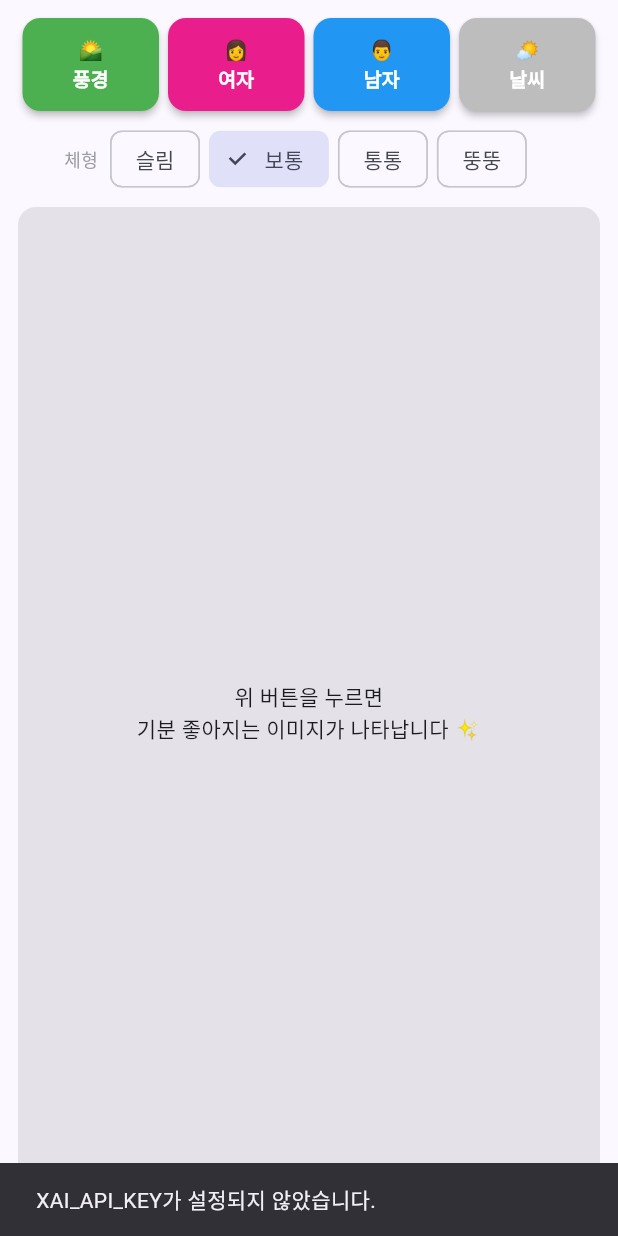
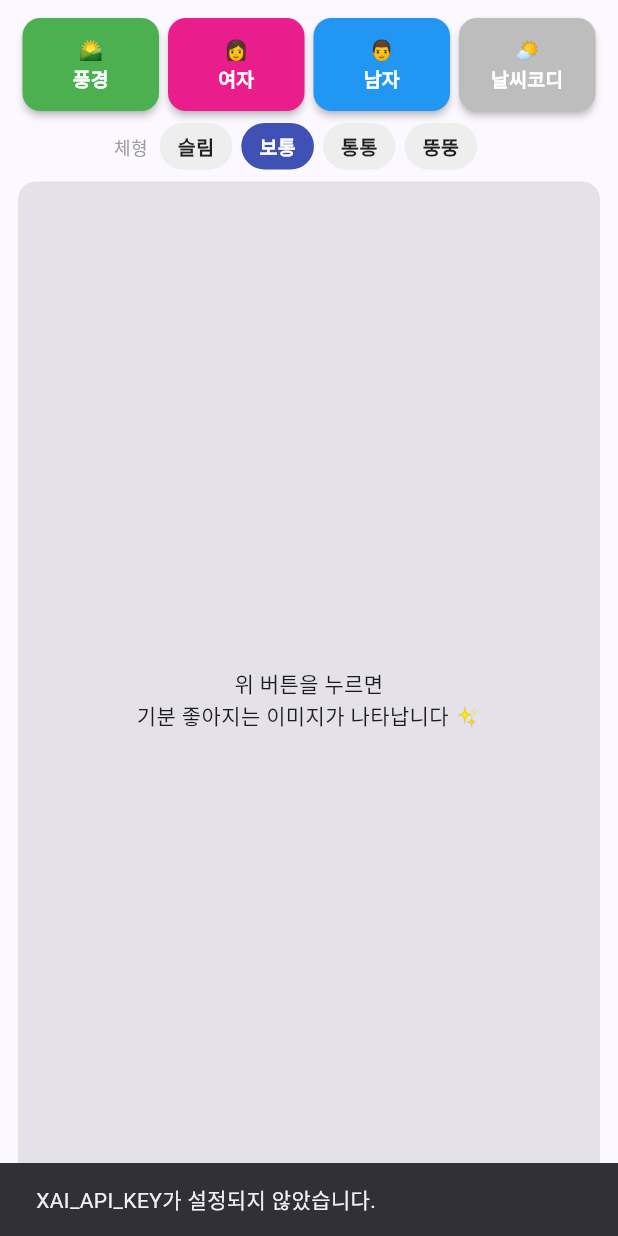
Before and after one commit to zzindori/joa, a Flutter app: the screen it shows after launch, after a tap on an icon or button, on a phone screen of 412 x 824 dp. Run offline on Flutter 3.47's test engine with Material 3 defaults, Android fonts, the phone set to English and light mode, and no system bars; our stand-ins replace hive_flutter; missing offline and left inert: dart:html, gal; accounts and stored records are empty.

Commit message:
웹앱 전환 및 기능 개선
- Vercel 배포 설정 추가 (api/image.js CORS 프록시, vercel.json)
- xAI URL 응답을 서버에서 base64 변환하여 CORS 오류 해결
- 플랫폼별 다운로드 분리 (웹: 브라우저 다운로드, 모바일: 갤러리 저장)
- hive_flutter 추가 - IndexedDB 기반 히스토리 영속 저장 (최대 30개)
- 이미지 영역에 다운로드 FAB 버튼 추가
- 체형 선택 ChoiceChip → 커스텀 Container 버튼으로 교체 (텍스트 잘림 수정)
- 날씨 버튼 텍스트 "날씨코디"로 변경

Co-Authored-By: Claude Sonnet 4.6 <noreply@anthropic.com>

```diff
--- /dev/null
+++ b/lib/download_helper.dart
@@ -0,0 +1,8 @@
+import 'dart:typed_data';
+
+import 'download_stub.dart'
+    if (dart.library.html) 'download_web.dart'
+    if (dart.library.io) 'download_mobile.dart';
+
+Future<String?> saveImageToDevice(Uint8List? bytes, String? imageUrl, String filename) =>
+    saveImageImpl(bytes, imageUrl, filename);
--- /dev/null
+++ b/lib/download_stub.dart
@@ -0,0 +1,3 @@
+import 'dart:typed_data';
+
+Future<String?> saveImageImpl(Uint8List? bytes, String? imageUrl, String filename) async => null;
--- a/lib/main.dart
+++ b/lib/main.dart
@@ -2,9 +2,12 @@ import 'dart:convert';
 import 'dart:math';
 import 'dart:typed_data';
 
+import 'package:flutter/foundation.dart' show kIsWeb;
 import 'package:flutter/material.dart';
+import 'package:hive_flutter/hive_flutter.dart';
 import 'package:http/http.dart' as http;
-import 'package:image_gallery_saver/image_gallery_saver.dart';
+
+import 'download_helper.dart';
 
 const _grokApiKey = String.fromEnvironment('XAI_API_KEY');
 const _grokBaseUrl = String.fromEnvironment(
@@ -13,7 +16,7 @@ const _grokBaseUrl = String.fromEnvironment(
 );
 const _grokImageModel = String.fromEnvironment(
   'GROK_IMAGE_MODEL',
-  defaultValue: 'grok-2-image-1212',
+  defaultValue: 'grok-imagine-image',
 );
 
 enum ImageCategory {
@@ -82,12 +85,21 @@ const _prompts = {
 };
 
 class _HistoryItem {
-  final Uint8List bytes;
+  final Uint8List? bytes;
+  final String? imageUrl;
   final String filename;
-  _HistoryItem(this.bytes, this.filename);
+  _HistoryItem.fromBytes(Uint8List this.bytes, this.filename) : imageUrl = null;
+  _HistoryItem.fromUrl(String this.imageUrl, this.filename) : bytes = null;
+
+  Widget buildImage({BoxFit fit = BoxFit.contain}) {
+    if (imageUrl != null) return Image.network(imageUrl!, fit: fit);
+    return Image.memory(bytes!, fit: fit);
+  }
 }
 
-void main() {
+void main() async {
+  WidgetsFlutterBinding.ensureInitialized();
+  await Hive.initFlutter();
   runApp(const JoaApp());
 }
 
@@ -123,6 +135,48 @@ class _ImageRequestPageState extends State<ImageRequestPage> {
   BodyType _selectedBodyType = BodyType.normal;
   bool _useWeather = false;
   String? _weatherInfo;
+  Box? _historyBox;
+
+  @override
+  void initState() {
+    super.initState();
+    _loadHistory();
+  }
+
+  Future<void> _loadHistory() async {
+    final box = await Hive.openBox('joa_history');
+    _historyBox = box;
+    final keys = box.keys.cast<String>().toList()..sort();
+    final loaded = <_HistoryItem>[];
+    for (final key in keys.reversed) {
+      final b64 = box.get(key) as String?;
+      if (b64 == null) continue;
+      try {
+        loaded.add(_HistoryItem.fromBytes(base64Decode(b64), key));
+      } catch (_) {}
+    }
+    if (mounted && loaded.isNotEmpty) {
+      setState(() {
+        _history.addAll(loaded);
+        _currentImage = _history.first;
+      });
+    }
+  }
+
+  Future<void> _saveToBox(_HistoryItem item) async {
+    if (item.bytes == null) return;
+    await _historyBox?.put(item.filename, base64Encode(item.bytes!));
+    // 최대 30개 유지
+    final box = _historyBox;
+    if (box != null && box.length > 30) {
+      final oldest = (box.keys.cast<String>().toList()..sort()).first;
+      await box.delete(oldest);
+    }
+  }
+
+  Future<void> _deleteFromBox(String filename) async {
+    await _historyBox?.delete(filename);
+  }
 
   Future<String?> _fetchWeatherHint() async {
     try {
@@ -161,7 +215,7 @@ class _ImageRequestPageState extends State<ImageRequestPage> {
   }
 
   Future<void> _requestImage(ImageCategory category) async {
-    if (_grokApiKey.isEmpty) {
+    if (!kIsWeb && _grokApiKey.isEmpty) {
       ScaffoldMessenger.of(context).showSnackBar(
         const SnackBar(content: Text('XAI_API_KEY가 설정되지 않았습니다.')),
       );
@@ -211,12 +265,14 @@ class _ImageRequestPageState extends State<ImageRequestPage> {
         }
       }
 
-      final uri = Uri.parse('$_grokBaseUrl/images/generations');
+      final uri = kIsWeb
+          ? Uri.parse('/api/image')
+          : Uri.parse('$_grokBaseUrl/images/generations');
       final response = await http.post(
         uri,
         headers: {
           'Content-Type': 'application/json',
-          'Authorization': 'Bearer $_grokApiKey',
+          if (!kIsWeb) 'Authorization': 'Bearer $_grokApiKey',
         },
         body: jsonEncode({
           'model': _grokImageModel,
@@ -237,24 +293,27 @@ class _ImageRequestPageState extends State<ImageRequestPage> {
       }
 
       final item = data.first as Map<String, dynamic>;
-      final Uint8List imageBytes;
+      final filename = '${DateTime.now().millisecondsSinceEpoch}.jpg';
+      final _HistoryItem historyItem;
 
       if (item['b64_json'] is String) {
-        imageBytes = base64Decode(item['b64_json'] as String);
+        historyItem = _HistoryItem.fromBytes(base64Decode(item['b64_json'] as String), filename);
       } else if (item['url'] is String) {
-        final imgRes = await http.get(Uri.parse(item['url'] as String));
-        imageBytes = imgRes.bodyBytes;
+        if (kIsWeb) {
+          historyItem = _HistoryItem.fromUrl(item['url'] as String, filename);
+        } else {
+          final imgRes = await http.get(Uri.parse(item['url'] as String));
+          historyItem = _HistoryItem.fromBytes(imgRes.bodyBytes, filename);
+        }
       } else {
         throw Exception('지원되지 않는 응답 형식입니다.');
       }
-
-      final filename = '${DateTime.now().millisecondsSinceEpoch}.jpg';
-      final historyItem = _HistoryItem(imageBytes, filename);
 
       setState(() {
         _currentImage = historyItem;
         _history.insert(0, historyItem);
       });
+      await _saveToBox(historyItem);
     } catch (error) {
       setState(() {
         _errorMessage = error.toString();
@@ -267,11 +326,10 @@ class _ImageRequestPageState extends State<ImageRequestPage> {
   }
 
   Future<void> _downloadImage(_HistoryItem item) async {
-    final result = await ImageGallerySaver.saveImage(item.bytes, name: item.filename);
+    final error = await saveImageToDevice(item.bytes, item.imageUrl, item.filename);
     if (mounted) {
-      final ok = result['isSuccess'] == true;
       ScaffoldMessenger.of(context).showSnackBar(
-        SnackBar(content: Text(ok ? '갤러리에 저장했습니다.' : '저장 실패: ${result['errorMessage']}')),
+        SnackBar(content: Text(error == null ? '저장했습니다.' : '저장 실패: $error')),
       );
     }
   }
@@ -298,6 +356,7 @@ class _ImageRequestPageState extends State<ImageRequestPage> {
               title: const Text('삭제', style: TextStyle(color: Colors.red)),
               onTap: () {
                 Navigator.pop(ctx);
+                _deleteFromBox(item.filename);
                 setState(() {
                   if (_currentImage == item) _currentImage = null;
                   _history.removeAt(index);
@@ -367,7 +426,7 @@ class _ImageRequestPageState extends State<ImageRequestPage> {
                         child: Text(
                           _useWeather && _weatherInfo != null
                               ? '🌤\n$_weatherInfo'
-                              : '🌤\n날씨',
+                              : '🌤\n날씨코디',
                           textAlign: TextAlign.center,
                           style: const TextStyle(fontSize: 13, fontWeight: FontWeight.bold),
                         ),
@@ -387,10 +446,23 @@ class _ImageRequestPageState extends State<ImageRequestPage> {
                   const SizedBox(width: 8),
                   ...BodyType.values.map((type) => Padding(
                     padding: const EdgeInsets.only(right: 6),
-                    child: ChoiceChip(
-                      label: Text(type.label),
-                      selected: _selectedBodyType == type,
-                      onSelected: (_) => setState(() => _selectedBodyType = type),
+                    child: GestureDetector(
+                      onTap: () => setState(() => _selectedBodyType = type),
+                      child: Container(
+                        padding: const EdgeInsets.symmetric(horizontal: 12, vertical: 6),
+                        decoration: BoxDecoration(
+                          color: _selectedBodyType == type ? Colors.indigo : Colors.grey.shade200,
+                          borderRadius: BorderRadius.circular(20),
+                        ),
+                        child: Text(
+                          type.label,
+                          style: TextStyle(
+                            color: _selectedBodyType == type ? Colors.white : Colors.black87,
+                            fontWeight: FontWeight.w600,
+                            fontSize: 13,
+                          ),
+                        ),
+                      ),
                     ),
                   )),
                   const SizedBox(width: 12),
@@ -425,13 +497,25 @@ class _ImageRequestPageState extends State<ImageRequestPage> {
                           textAlign: TextAlign.center,
                         ),
                       )
-                    : InteractiveViewer(
-                        minScale: 1.0,
-                        maxScale: 5.0,
-                        child: Image.memory(
-                          _currentImage!.bytes,
-                          fit: BoxFit.contain,
-                        ),
+                    : Stack(
+                        children: [
+                          InteractiveViewer(
+                            minScale: 1.0,
+                            maxScale: 5.0,
+                            child: _currentImage!.buildImage(fit: BoxFit.contain),
+                          ),
+                          Positioned(
+                            right: 8,
+                            bottom: 8,
+                            child: FloatingActionButton.small(
+                              heroTag: 'download',
+                              onPressed: () => _downloadImage(_currentImage!),
+                              backgroundColor: Colors.black54,
+                              foregroundColor: Colors.white,
+                              child: const Icon(Icons.download),
+                            ),
+                          ),
+                        ],
                       ),
               ),
             ),
@@ -465,10 +549,7 @@ class _ImageRequestPageState extends State<ImageRequestPage> {
                                 : null,
                             child: AspectRatio(
                               aspectRatio: 9 / 16,
-                              child: Image.memory(
-                                item.bytes,
-                                fit: BoxFit.cover,
-                              ),
+                              child: item.buildImage(fit: BoxFit.cover),
                             ),
                           ),
                         ),
--- a/pubspec.yaml
+++ b/pubspec.yaml
@@ -32,7 +32,8 @@ dependencies:
     sdk: flutter
   http: ^1.5.0
   cupertino_icons: ^1.0.8
-  image_gallery_saver: ^2.0.3
+  gal: ^1.3.0
+  hive_flutter: ^1.1.0
 
 dev_dependencies:
   flutter_test:
```
Also changed, not shown: lib/download_mobile.dart (added, +13 -0 lines), lib/download_web.dart (added, +21 -0 lines), pubspec.lock, vercel.json (added), 5 other files.
